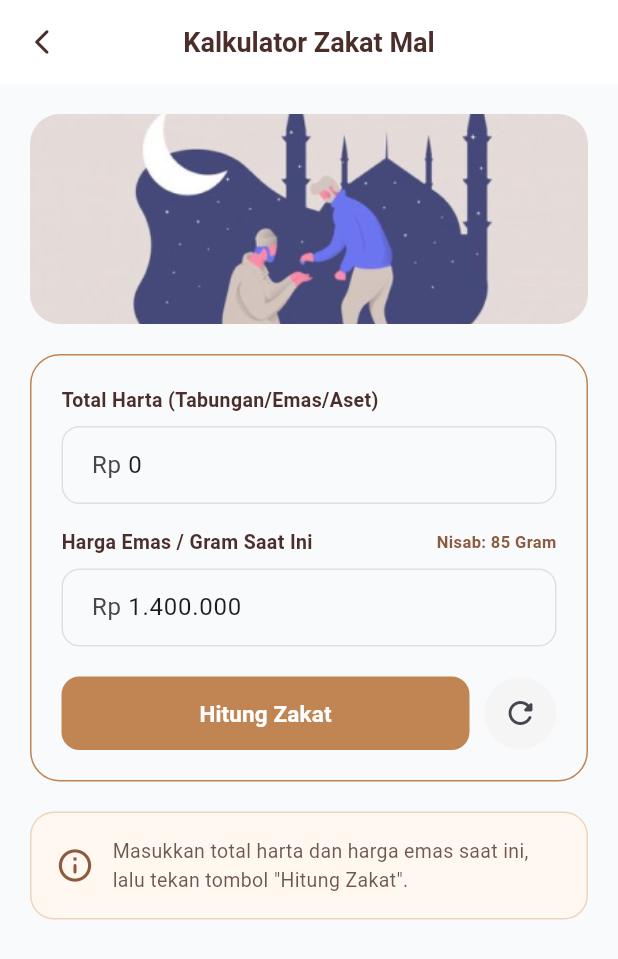
After one commit to arkan-user/BitaqwaApp, a Flutter app: the ZakatScreen screen opened by its route, on a phone screen of 412 x 824 dp. The commit adds this screen. Shown: the top 959 px of the screen. Run offline on Flutter 3.47's test engine with Material 3 defaults, Android fonts, the phone set to English and light mode, and no system bars; our stand-ins replace flutter_masked_text2.

Commit message:
Zakat Screen

```diff
--- a/lib/main.dart
+++ b/lib/main.dart
@@ -3,7 +3,7 @@
 import 'package:bitaqwa/dashboard/basicdashboard_screen.dart';
 
 // TUGAS 2 - Kalkulator Zakat (belum dihubungkan)
-// import 'package:bitaqwa/zakat/zakat_screen.dart';
+import 'package:bitaqwa/zakat/zakat_screen.dart';
 
 // TUGAS 3 - Kajian Online (belum dihubungkan)
 // import 'package:bitaqwa/kajian_online/video_kajian_screen.dart';
@@ -53,8 +53,7 @@ class MyApp extends StatelessWidget {
         '/': (context) =>
             const BasicDashboardScreen(), // Halaman awal (Dashboard) - TUGAS 1
         // TUGAS 2 - Tambahkan route zakat di sini saat mengerjakan Tugas 2:
-        // 'zakat': (context) => const ZakatScreen(),
-
+        'zakat': (context) => const ZakatScreen(),
         // TUGAS 3 - Tambahkan route kajian di sini saat mengerjakan Tugas 3:
         // 'video-kajian': (context) => const VideoKajianScreen(),
 
--- /dev/null
+++ b/lib/zakat/zakat_logic.dart
@@ -0,0 +1,41 @@
+import 'package:intl/intl.dart';
+
+// KELAS LOGIKA HITUNG ZAKAT MAL
+// Dibuat terpisah agar mudah dipahami siswa:
+// Logika perhitungan terpisah dari tampilan UI (Separation of Concerns).
+class ZakatLogic {
+  // Nisab zakat mal setara dengan 85 gram emas murni
+  static const double nisabEmasGram = 85.0;
+
+  // Kadar zakat mal adalah 2.5% (0.025)
+  static const double kadarZakat = 0.025;
+
+  // 1. Menghitung nilai rupiah batas nisab (85 gram x harga emas per gram saat ini)
+  static double hitungNisabRupiah(double hargaEmasPerGram) {
+    return nisabEmasGram * hargaEmasPerGram;
+  }
+
+  // 2. Mengecek apakah total harta sudah mencapai nisab atau belum
+  static bool apakahWajibZakat({
+    required double totalHarta,
+    required double hargaEmasPerGram,
+  }) {
+    final batasNisab = hitungNisabRupiah(hargaEmasPerGram);
+    return totalHarta >= batasNisab;
+  }
+
+  // 3. Menghitung nominal zakat yang wajib dikeluarkan (2.5% dari total harta)
+  static double hitungZakat(double totalHarta) {
+    return totalHarta * kadarZakat;
+  }
+
+  // 4. Helper untuk format angka ke Rupiah yang rapi (misal: Rp 2.500.000)
+  static String formatRupiah(double nominal) {
+    final currencyFormatter = NumberFormat.currency(
+      locale: 'id_ID',
+      symbol: 'Rp ',
+      decimalDigits: 0,
+    );
+    return currencyFormatter.format(nominal);
+  }
+}
--- /dev/null
+++ b/lib/zakat/zakat_result_card.dart
@@ -0,0 +1,166 @@
+import 'package:flutter/material.dart';
+import 'package:bitaqwa/dashboard/color_constant.dart';
+import 'package:bitaqwa/zakat/zakat_logic.dart';
+
+// WIDGET KARTU HASIL PERHITUNGAN ZAKAT
+// Dipisah ke komponen sendiri agar kode screen utama tetap bersih dan mudah dibaca siswa
+class ZakatResultCard extends StatelessWidget {
+  final bool sudahDihitung;
+  final bool wajibZakat;
+  final double batasNisab;
+  final double nominalZakat;
+
+  const ZakatResultCard({
+    super.key,
+    required this.sudahDihitung,
+    required this.wajibZakat,
+    required this.batasNisab,
+    required this.nominalZakat,
+  });
+
+  @override
+  Widget build(BuildContext context) {
+    if (!sudahDihitung) {
+      return Container(
+        width: double.infinity,
+        padding: const EdgeInsets.all(16),
+        decoration: BoxDecoration(
+          color: ColorConstant.colorAccent,
+          borderRadius: BorderRadius.circular(16),
+          border: Border.all(
+            color: ColorConstant.colorPrimary.withOpacity(0.3),
+          ),
+        ),
+        child: Row(
+          children: [
+            Icon(
+              Icons.info_outline_rounded,
+              color: ColorConstant.colorPrimaryDark,
+              size: 26,
+            ),
+            const SizedBox(width: 12),
+            Expanded(
+              child: Text(
+                'Masukkan total harta dan harga emas saat ini, lalu tekan tombol "Hitung Zakat".',
+                style: TextStyle(
+                  fontSize: 13,
+                  color: ColorConstant.colorText.withOpacity(0.8),
+                ),
+              ),
+            ),
+          ],
+        ),
+      );
+    }
+
+    return Container(
+      width: double.infinity,
+      padding: const EdgeInsets.all(20),
+      decoration: BoxDecoration(
+        color: Colors.white,
+        borderRadius: BorderRadius.circular(20),
+        boxShadow: [
+          BoxShadow(
+            color: Colors.black.withOpacity(0.06),
+            blurRadius: 14,
+            offset: const Offset(0, 4),
+          ),
+        ],
+        border: Border.all(
+          color: wajibZakat
+              ? const Color(0xFF4CAF50).withOpacity(0.5)
+              : const Color(0xFFFFA000).withOpacity(0.5),
+          width: 1.5,
+        ),
+      ),
+      child: Column(
+        crossAxisAlignment: CrossAxisAlignment.start,
+        children: [
+          // Header Status
+          Row(
+            children: [
+              Icon(
+                wajibZakat ? Icons.check_circle_rounded : Icons.info_rounded,
+                color: wajibZakat
+                    ? const Color(0xFF2E7D32)
+                    : const Color(0xFFE65100),
+                size: 26,
+              ),
+              const SizedBox(width: 8),
+              Text(
+                wajibZakat ? 'Wajib Bayar Zakat Mal' : 'Belum Mencapai Nisab',
+                style: TextStyle(
+                  fontSize: 16,
+                  fontWeight: FontWeight.bold,
+                  color: wajibZakat
+                      ? const Color(0xFF2E7D32)
+                      : const Color(0xFFE65100),
+                ),
+              ),
+            ],
+          ),
+
+          const Divider(height: 24),
+
+          // Info Batas Nisab
+          Row(
+            mainAxisAlignment: MainAxisAlignment.spaceBetween,
+            children: [
+              const Text(
+                'Batas Nisab (85 gr emas):',
+                style: TextStyle(fontSize: 13, color: ColorConstant.colorText),
+              ),
+              Text(
+                ZakatLogic.formatRupiah(batasNisab),
+                style: const TextStyle(
+                  fontSize: 13,
+                  fontWeight: FontWeight.bold,
+                  color: ColorConstant.colorText,
+                ),
+              ),
+            ],
+          ),
+
+          const SizedBox(height: 12),
+
+          // Nominal Zakat yang harus dikeluarkan
+          Container(
+            width: double.infinity,
+            padding: const EdgeInsets.all(14),
+            decoration: BoxDecoration(
+              color: wajibZakat
+                  ? const Color(0xFFE8F5E9)
+                  : const Color(0xFFFFF3E0),
+              borderRadius: BorderRadius.circular(12),
+            ),
+            child: Column(
+              crossAxisAlignment: CrossAxisAlignment.start,
+              children: [
+                Text(
+                  wajibZakat ? 'Zakat yang Dikeluarkan (2.5%):' : 'Keterangan:',
+                  style: TextStyle(
+                    fontSize: 12,
+                    color: ColorConstant.colorText.withOpacity(0.8),
+                  ),
+                ),
+                const SizedBox(height: 4),
+                Text(
+                  wajibZakat
+                      ? ZakatLogic.formatRupiah(nominalZakat)
+                      : 'Harta Anda belum mencapai nisab (85 gram emas), sehingga belum diwajibkan zakat mal.',
+                  style: TextStyle(
+                    fontSize: wajibZakat ? 20 : 13,
+                    fontWeight: wajibZakat ? FontWeight.bold : FontWeight.w500,
+                    color: wajibZakat
+                        ? const Color(0xFF1B5E20)
+                        : const Color(0xFFE65100),
+                  ),
+                ),
+              ],
+            ),
+          ),
+        ],
+      ),
+    );
+  }
+}
--- /dev/null
+++ b/lib/zakat/zakat_screen.dart
@@ -0,0 +1,304 @@
+import 'package:flutter/material.dart';
+import 'package:flutter_masked_text2/flutter_masked_text2.dart';
+import 'package:bitaqwa/dashboard/color_constant.dart';
+import 'package:bitaqwa/zakat/zakat_logic.dart';
+import 'package:bitaqwa/zakat/zakat_result_card.dart';
+
+// SCREEN UTAMA KALKULATOR ZAKAT MAL
+class ZakatScreen extends StatefulWidget {
+  const ZakatScreen({super.key});
+
+  @override
+  State<ZakatScreen> createState() => _ZakatScreenState();
+}
+
+class _ZakatScreenState extends State<ZakatScreen> {
+  // Controller dengan format mata uang otomatis (Rp)
+  final MoneyMaskedTextController _totalHartaController =
+      MoneyMaskedTextController(
+        thousandSeparator: '.',
+        precision: 0,
+        decimalSeparator: '',
+      );
+
+  final MoneyMaskedTextController _hargaEmasController =
+      MoneyMaskedTextController(
+        thousandSeparator: '.',
+        precision: 0,
+        decimalSeparator: '',
+        initialValue: 1400000, // Nilai default estimasi harga emas per gram
+      );
+
+  // Variabel penampung status & hasil kalkulasi
+  bool _sudahDihitung = false;
+  bool _wajibZakat = false;
+  double _batasNisab = 0;
+  double _nominalZakat = 0;
+
+  // Fungsi kalkulasi saat tombol ditekan
+  void _hitungZakat() {
+    final totalHarta = _totalHartaController.numberValue;
+    final hargaEmas = _hargaEmasController.numberValue;
+
+    if (totalHarta <= 0 || hargaEmas <= 0) {
+      ScaffoldMessenger.of(context).showSnackBar(
+        const SnackBar(
+          content: Text(
+            'Harap masukkan nominal harta dan harga emas dengan benar.',
+          ),
+          backgroundColor: Colors.redAccent,
+        ),
+      );
+      return;
+    }
+
+    final batasNisab = ZakatLogic.hitungNisabRupiah(hargaEmas);
+    final wajib = ZakatLogic.apakahWajibZakat(
+      totalHarta: totalHarta,
+      hargaEmasPerGram: hargaEmas,
+    );
+    final zakat = wajib ? ZakatLogic.hitungZakat(totalHarta) : 0.0;
+
+    setState(() {
+      _sudahDihitung = true;
+      _wajibZakat = wajib;
+      _batasNisab = batasNisab;
+      _nominalZakat = zakat;
+    });
+  }
+
+  // Fungsi reset inputan
+  void _reset() {
+    setState(() {
+      _totalHartaController.updateValue(0);
+      _sudahDihitung = false;
+      _wajibZakat = false;
+      _batasNisab = 0;
+      _nominalZakat = 0;
+    });
+  }
+
+  @override
+  void dispose() {
+    _totalHartaController.dispose();
+    _hargaEmasController.dispose();
+    super.dispose();
+  }
+
+  @override
+  Widget build(BuildContext context) {
+    return Scaffold(
+      backgroundColor: const Color(0xFFF8FAFC),
+      appBar: AppBar(
+        title: const Text(
+          'Kalkulator Zakat Mal',
+          style: TextStyle(
+            fontWeight: FontWeight.bold,
+            fontSize: 18,
+            color: ColorConstant.colorText,
+          ),
+        ),
+        backgroundColor: Colors.white,
+        elevation: 0,
+        centerTitle: true,
+        leading: IconButton(
+          icon: const Icon(
+            Icons.arrow_back_ios_new_rounded,
+            color: ColorConstant.colorText,
+            size: 20,
+          ),
+          tooltip: 'move to the before page',
+          onPressed: () {
+            if (Navigator.canPop(context)) {
+              Navigator.pop(context);
+            } else {
+              Navigator.pushReplacementNamed(context, '/');
+            }
+          },
+        ),
+      ),
+      body: SingleChildScrollView(
+        padding: const EdgeInsets.all(20),
+        child: Column(
+          crossAxisAlignment: CrossAxisAlignment.start,
+          children: [
+            // 1. BANNER ILUSTRASI / HEADER ZAKAT
+            ClipRRect(
+              borderRadius: BorderRadius.circular(20),
+              child: Image.asset(
+                'assets/images/bg_header_zakat.png',
+                height: 140,
+                width: double.infinity,
+                fit: BoxFit.cover,
+                errorBuilder: (context, error, stackTrace) {
+                  return Container(
+                    height: 120,
+                    width: double.infinity,
+                    color: ColorConstant.colorPrimary,
+                    alignment: Alignment.center,
+                    child: const Icon(
+                      Icons.calculate,
+                      color: Colors.white,
+                      size: 48,
+                    ),
+                  );
+                },
+              ),
+            ),
+
+            const SizedBox(height: 20),
+
+            // 2. KARTU FORM INPUT
+            Container(
+              padding: const EdgeInsets.all(20),
+              decoration: BoxDecoration(
+                borderRadius: BorderRadius.circular(20),
+                border: Border.all(color: ColorConstant.colorPrimary),
+              ),
+              child: Column(
+                crossAxisAlignment: CrossAxisAlignment.start,
+                children: [
+                  // Input Total Harta
+                  const Text(
+                    'Total Harta (Tabungan/Emas/Aset)',
+                    style: TextStyle(
+                      fontWeight: FontWeight.bold,
+                      fontSize: 13,
+                      color: ColorConstant.colorText,
+                    ),
+                  ),
+                  const SizedBox(height: 8),
+                  TextField(
+                    controller: _totalHartaController,
+                    keyboardType: TextInputType.number,
+                    decoration: InputDecoration(
+                      prefixText: 'Rp ',
+                      hintText: '0',
+                      filled: true,
+                      fillColor: const Color(0xFFF8FAFC),
+                      contentPadding: const EdgeInsets.symmetric(
+                        horizontal: 16,
+                        vertical: 14,
+                      ),
+                      enabledBorder: OutlineInputBorder(
+                        borderRadius: BorderRadius.circular(12),
+                        borderSide: BorderSide(color: Colors.grey.shade300),
+                      ),
+                      focusedBorder: OutlineInputBorder(
+                        borderRadius: BorderRadius.circular(12),
+                        borderSide: BorderSide(
+                          color: ColorConstant.colorPrimary,
+                          width: 2,
+                        ),
+                      ),
+                    ),
+                  ),
+
+                  const SizedBox(height: 16),
+
+                  // Input Harga Emas per Gram Saat Ini
+                  Row(
+                    mainAxisAlignment: MainAxisAlignment.spaceBetween,
+                    children: [
+                      const Text(
+                        'Harga Emas / Gram Saat Ini',
+                        style: TextStyle(
+                          fontWeight: FontWeight.bold,
+                          fontSize: 13,
+                          color: ColorConstant.colorText,
+                        ),
+                      ),
+                      Text(
+                        'Nisab: 85 Gram',
+                        style: TextStyle(
+                          fontSize: 11,
+                          fontWeight: FontWeight.bold,
+                          color: ColorConstant.colorPrimaryDark,
+                        ),
+                      ),
+                    ],
+                  ),
+                  const SizedBox(height: 8),
+                  TextField(
+                    controller: _hargaEmasController,
+                    keyboardType: TextInputType.number,
+                    decoration: InputDecoration(
+                      prefixText: 'Rp ',
+                      hintText: '0',
+                      filled: true,
+                      fillColor: const Color(0xFFF8FAFC),
+                      contentPadding: const EdgeInsets.symmetric(
+                        horizontal: 16,
+                        vertical: 14,
+                      ),
+                      enabledBorder: OutlineInputBorder(
+                        borderRadius: BorderRadius.circular(12),
+                        borderSide: BorderSide(color: Colors.grey.shade300),
+                      ),
+                      focusedBorder: OutlineInputBorder(
+                        borderRadius: BorderRadius.circular(12),
+                        borderSide: BorderSide(
+                          color: ColorConstant.colorPrimary,
+                          width: 2,
+                        ),
+                      ),
+                    ),
+                  ),
+
+                  const SizedBox(height: 20),
+
+                  // Tombol Aksi (Hitung & Reset)
+                  Row(
+                    children: [
+                      Expanded(
+                        child: ElevatedButton(
+                          onPressed: _hitungZakat,
+                          style: ElevatedButton.styleFrom(
+                            backgroundColor: ColorConstant.colorPrimary,
+                            foregroundColor: Colors.white,
+                            padding: const EdgeInsets.symmetric(vertical: 14),
+                            shape: RoundedRectangleBorder(
+                              borderRadius: BorderRadius.circular(12),
+                            ),
+                            elevation: 0,
+                          ),
+                          child: const Text(
+                            'Hitung Zakat',
+                            style: TextStyle(
+                              fontSize: 15,
+                              fontWeight: FontWeight.bold,
+                            ),
+                          ),
+                        ),
+                      ),
+                      const SizedBox(width: 10),
+                      IconButton(
+                        onPressed: _reset,
+                        icon: const Icon(Icons.refresh_rounded),
+                        tooltip: 'Reset Input',
+                        style: IconButton.styleFrom(
+                          backgroundColor: Colors.grey.shade100,
+                          padding: const EdgeInsets.all(12),
+                        ),
+                      ),
+                    ],
+                  ),
+                ],
+              ),
+            ),
+
+            const SizedBox(height: 20),
+
+            // 3. KARTU HASIL PERHITUNGAN
+            ZakatResultCard(
+              sudahDihitung: _sudahDihitung,
+              wajibZakat: _wajibZakat,
+              batasNisab: _batasNisab,
+              nominalZakat: _nominalZakat,
+            ),
+          ],
+        ),
+      ),
+    );
+  }
+}
```
Also changed, not shown: 5 other files.
